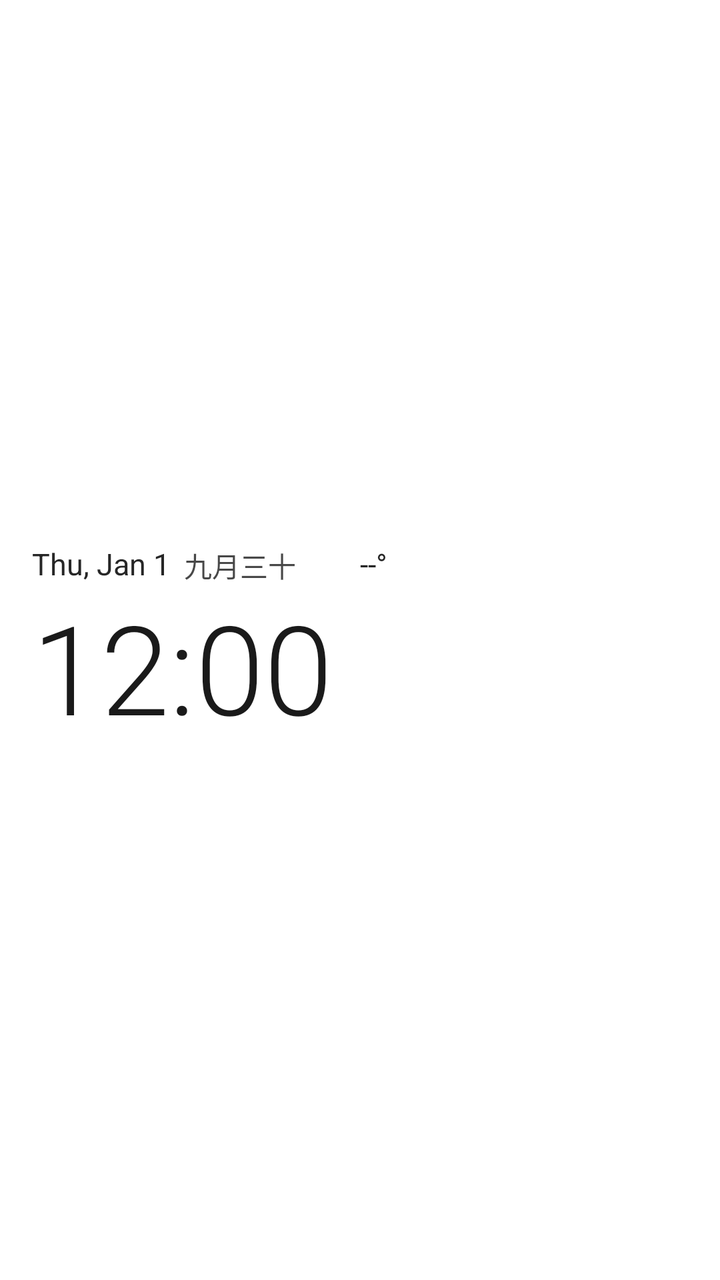
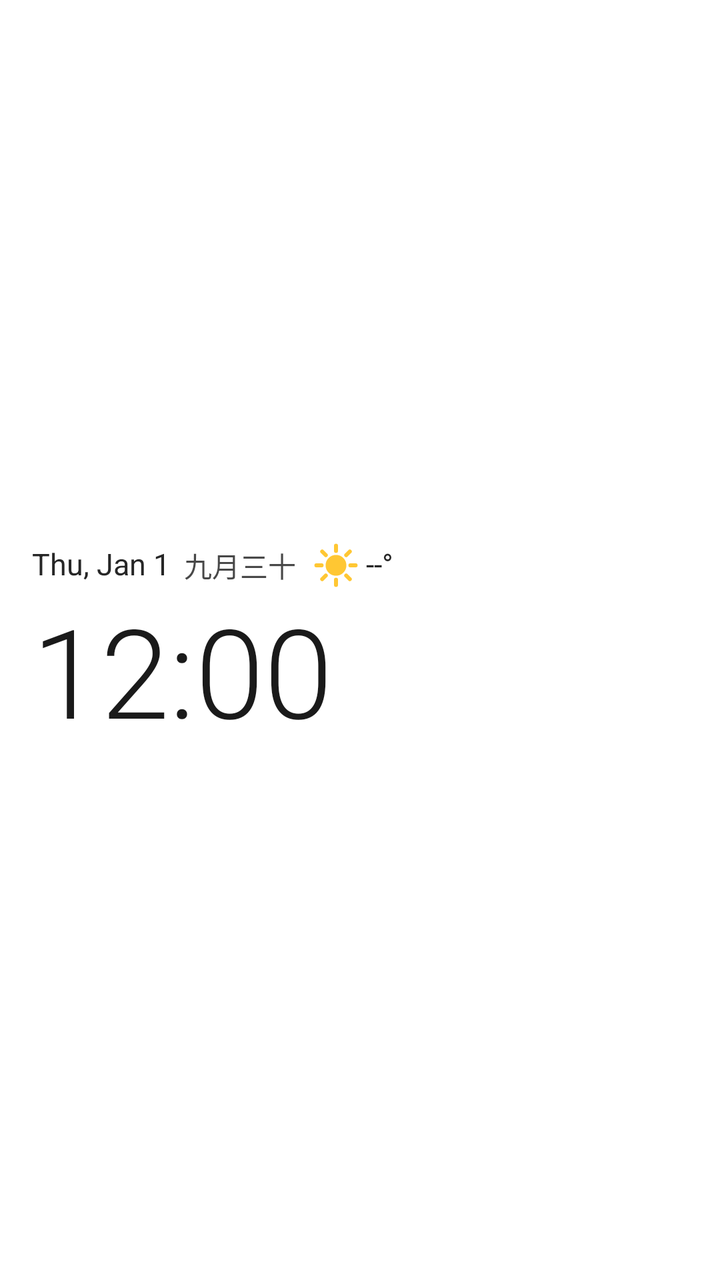

The first picture is an Android layout as it rendered before a commit; the second is the same layout after the commit. The layout source and the unified diff follow.
<!-- AndroidManifest.xml: fallback theme Theme.MaterialComponents.DayNight.NoActionBar -->
<!-- res/layout/ww_black_light.xml -->
<?xml version="1.0" encoding="utf-8"?>
<LinearLayout xmlns:android="http://schemas.android.com/apk/res/android"
    android:id="@+id/ww_root"
    android:layout_width="match_parent"
    android:layout_height="match_parent"
    android:orientation="vertical"
    android:gravity="center_vertical|start"
    android:paddingStart="16dp"
    android:paddingEnd="16dp">

    <LinearLayout
        android:id="@+id/ww_date_touch"
        android:layout_width="match_parent"
        android:layout_height="wrap_content"
        android:orientation="horizontal"
        android:gravity="center_vertical"
        android:paddingTop="7dp"
        android:paddingBottom="3dp">

        <TextClock
            android:id="@+id/ww_date"
            android:layout_width="wrap_content"
            android:layout_height="wrap_content"
            android:fontFamily="sans-serif"
            android:format24Hour="@string/date_format_compact"
            android:format12Hour="@string/date_format_compact"
            android:includeFontPadding="false"
            android:shadowColor="#4DFFFFFF"
            android:shadowDx="0"
            android:shadowDy="1"
            android:shadowRadius="3"
            android:textColor="#F21A1A1A"
            android:textSize="15sp" />

        <TextView
            android:id="@+id/ww_lunar"
            android:layout_width="wrap_content"
            android:layout_height="wrap_content"
            android:layout_marginStart="7dp"
            android:fontFamily="sans-serif"
            android:includeFontPadding="false"
            android:shadowColor="#4DFFFFFF"
            android:shadowDx="0"
            android:shadowDy="1"
            android:shadowRadius="3"
            android:textColor="#CC1A1A1A"
            android:textSize="14sp"
            android:text="九月三十" />

        <LinearLayout
            android:id="@+id/ww_weather_touch"
            android:layout_width="wrap_content"
            android:layout_height="wrap_content"
            android:layout_marginStart="8dp"
            android:orientation="horizontal"
            android:gravity="center_vertical"
            android:paddingTop="4dp"
            android:paddingBottom="4dp">

            <ImageView
                android:id="@+id/ww_icon"
                android:layout_width="21dp"
                android:layout_height="21dp"
                android:scaleType="fitCenter"
                android:src="@drawable/ic_wx_clear" />

            <TextView
                android:id="@+id/ww_temp"
                android:layout_width="wrap_content"
                android:layout_height="wrap_content"
                android:layout_marginStart="3dp"
                android:fontFamily="sans-serif"
                android:includeFontPadding="false"
                android:shadowColor="#4DFFFFFF"
                android:shadowDx="0"
                android:shadowDy="1"
                android:shadowRadius="3"
                android:textColor="#F21A1A1A"
                android:textSize="15sp"
                android:text="--°" />
        </LinearLayout>

        <TextView
            android:id="@+id/ww_city"
            android:layout_width="wrap_content"
            android:layout_height="wrap_content"
            android:layout_marginStart="8dp"
            android:ellipsize="end"
            android:fontFamily="sans-serif"
            android:includeFontPadding="false"
            android:maxLines="1"
            android:shadowColor="#4DFFFFFF"
            android:shadowDx="0"
            android:shadowDy="1"
            android:shadowRadius="3"
            android:textColor="#991A1A1A"
            android:textSize="13sp"
            android:visibility="gone" />
    </LinearLayout>

    <FrameLayout
        android:id="@+id/ww_time_touch"
        android:layout_width="match_parent"
        android:layout_height="wrap_content"
        android:paddingTop="0dp"
        android:paddingBottom="6dp">

        <TextClock
            android:id="@+id/ww_time"
            android:layout_width="wrap_content"
            android:layout_height="wrap_content"
            android:fontFamily="sans-serif-light"
            android:format24Hour="HH:mm"
            android:format12Hour="h:mm"
            android:includeFontPadding="false"
            android:shadowColor="#4DFFFFFF"
            android:shadowDx="0"
            android:shadowDy="1"
            android:shadowRadius="4"
            android:textColor="#FF1A1A1A"
            android:textSize="62sp" />
    </FrameLayout>

</LinearLayout>
<!-- resources referenced by this layout -->
<resources>
  <!-- drawable ic_wx_clear: vector/xml drawable (drawable, 2462 chars, omitted) -->
  <string name="date_format_compact">EEE, MMM d</string>
</resources>

<!-- the commit's change to res/layout/ww_black_light.xml (unified diff, before → after) -->
@@ -59,10 +59,10 @@
 
             <ImageView
                 android:id="@+id/ww_icon"
-                android:layout_width="21dp"
-                android:layout_height="21dp"
+                android:layout_width="24dp"
+                android:layout_height="24dp"
                 android:scaleType="fitCenter"
-                android:src="@drawable/ic_wx_clear" />
+                android:src="@drawable/ic_wx_sunny" />
 
             <TextView
                 android:id="@+id/ww_temp"
<!-- resource entries referenced after the edit -->
@@ -1,6 +1,15 @@
 <!-- resources referenced by this layout -->
 <resources>
-  <!-- drawable ic_wx_clear: vector/xml drawable (drawable, 2462 chars, omitted) -->
+  <!-- drawable ic_wx_sunny (drawable) -->
+  <?xml version="1.0" encoding="utf-8"?>
+  <vector xmlns:android="http://schemas.android.com/apk/res/android"
+      android:width="24dp"
+      android:height="24dp"
+      android:viewportWidth="24"
+      android:viewportHeight="24">
+      <path android:pathData="M12,6.8a5.2,5.2 0 1,0 0,10.4a5.2,5.2 0 1,0 0,-10.4z" android:fillColor="#FFC733" />
+      <path android:pathData="M12,4.8L12,2.2M12,19.2L12,21.8M4.8,12L2.2,12M19.2,12L21.8,12M6.9,6.9L5.1,5.1M17.1,17.1L18.9,18.9M18.9,5.1L17.1,6.9M5.1,18.9L6.9,17.1" android:fillColor="#00000000" android:strokeColor="#FFC733" android:strokeWidth="2.0" android:strokeLineCap="round" />
+  </vector>
   <string name="date_format_compact">EEE, MMM d</string>
 </resources>
 
